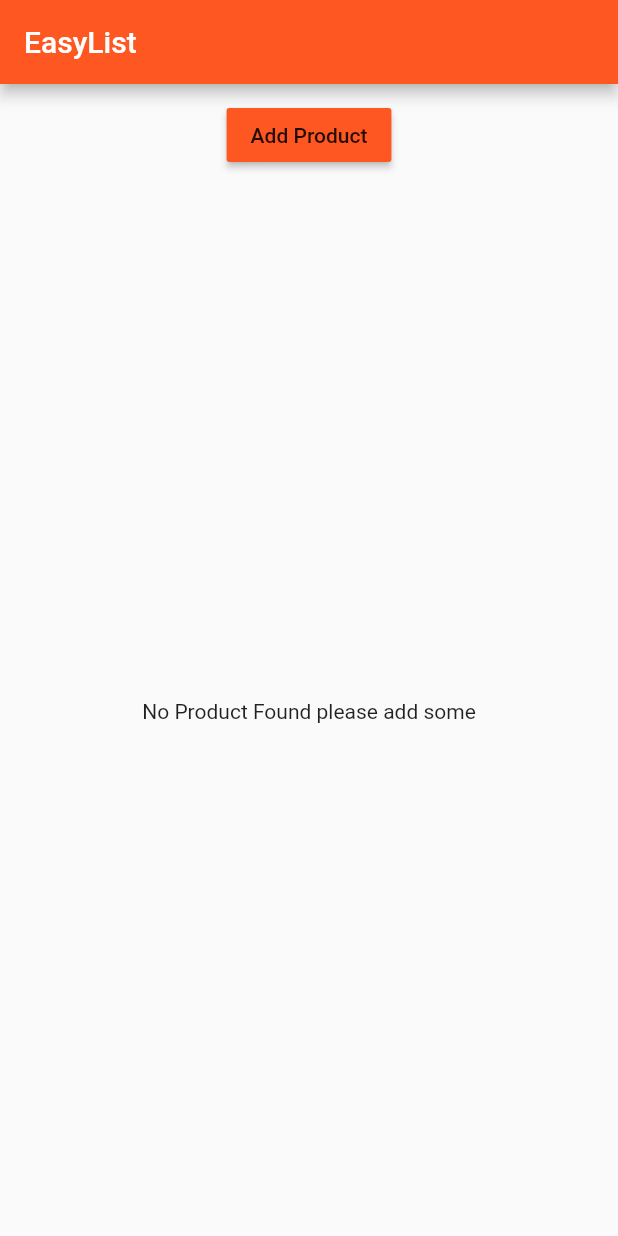
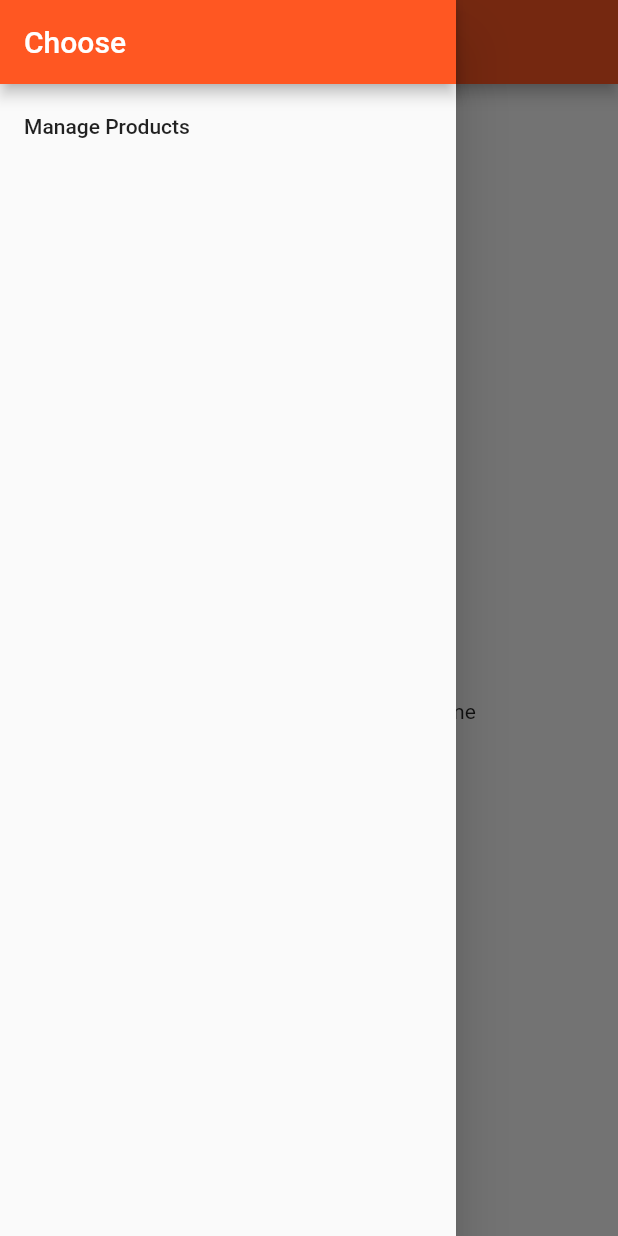
Before and after one commit to kamrancr7/FlutterPractice, a Flutter app: the HomePage screen opened directly, with the side drawer open (before the commit the screen has no drawer), on a phone screen of 412 x 824 dp. Run offline on Flutter 3.47's test engine with Material 2 defaults, Android fonts, the phone set to English and light mode, and no system bars.

Commit message:
Some more practice

```diff
--- a/lib/main.dart
+++ b/lib/main.dart
@@ -1,6 +1,5 @@
 import 'package:flutter/material.dart';
-import './product_manager.dart';
-import './pages/home_page.dart';
+import './pages/login_page.dart';
 
 void main() {
   runApp(MyApp());
@@ -12,7 +11,7 @@ class MyApp extends StatelessWidget {
     return MaterialApp(
       theme: ThemeData(
           primarySwatch: Colors.deepOrange, accentColor: Colors.purple),
-      home: HomePage(),
+      home: LoginPage(),
     );
   }
 }
--- a/lib/pages/home_page.dart
+++ b/lib/pages/home_page.dart
@@ -1,10 +1,30 @@
 import 'package:flutter/material.dart';
 import '../product_manager.dart';
+import './product_admin.dart';
 
 class HomePage extends StatelessWidget {
   @override
   Widget build(BuildContext context) {
     return Scaffold(
+      drawer: Drawer(
+        child: Column(
+          children: <Widget>[
+            AppBar(
+              automaticallyImplyLeading: false,
+              title: Text("Choose"),
+            ),
+            ListTile(
+              title: Text("Manage Products"),
+              onTap: () {
+                Navigator.pushReplacement(
+                    context,
+                    MaterialPageRoute(
+                        builder: (BuildContext) => ProductAdmin()));
+              },
+            )
+          ],
+        ),
+      ),
       appBar: AppBar(
         title: Text("EasyList"),
       ),
--- a/lib/pages/product_detail.dart
+++ b/lib/pages/product_detail.dart
@@ -28,6 +28,7 @@ class ProductDetail extends StatelessWidget {
             padding: EdgeInsets.all(10.0),
             child: RaisedButton(
                 color: Theme.of(context).accentColor,
+                textColor: Colors.white,
                 child: Text("DELETE"),
                 onPressed: () => Navigator.pop(context, true)),
           )
```
Also changed, not shown: lib/pages/login_page.dart (added, +21 -0 lines), lib/pages/product_admin.dart (added, +30 -0 lines).
